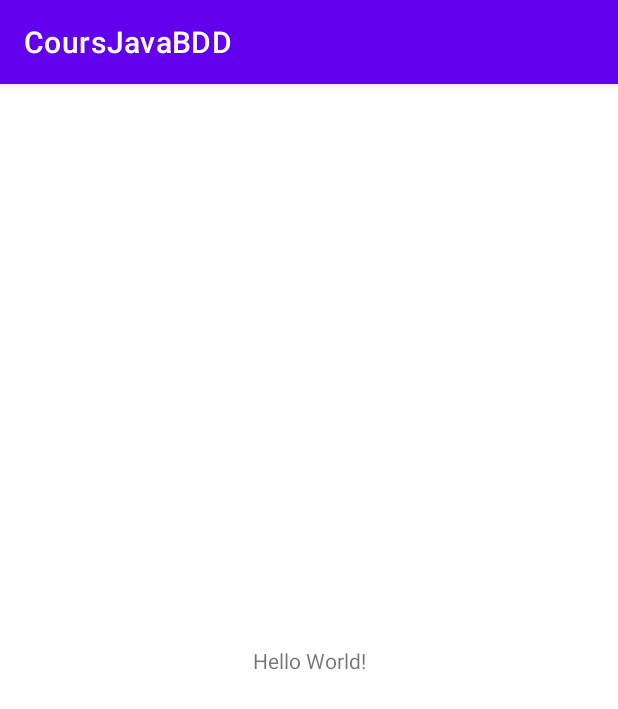
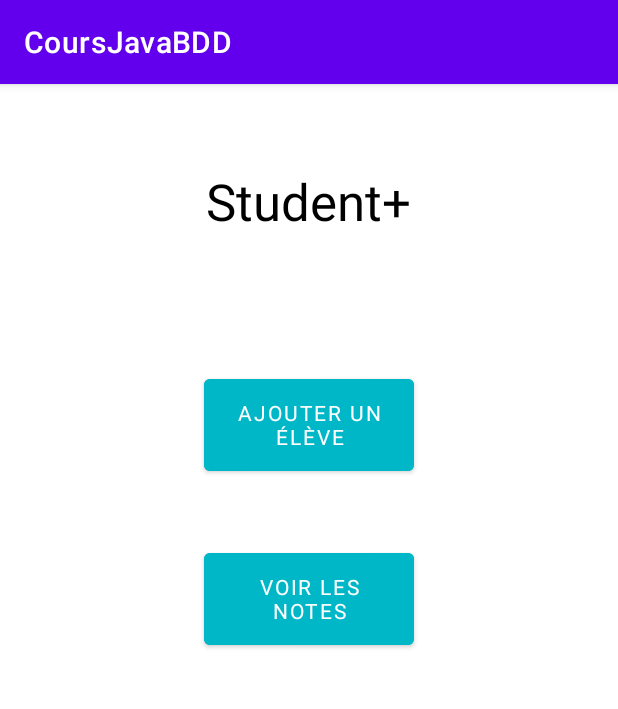
Before and after one commit to Wexop/CoursJavaBDD, an Android app: the screen it shows after launch (MainActivity), on a phone screen of 412 x 824 dp. Shown: the top 709 px of the screen. Run offline under Robolectric (Android 15) with nearby library versions, the phone set to English and light mode, and no system bars.

Commit message:
create Two activity empty + button to navigate to them

```diff
--- a/app/src/main/AndroidManifest.xml
+++ b/app/src/main/AndroidManifest.xml
@@ -14,6 +14,12 @@
         android:theme="@style/Theme.CoursJavaBDD"
         tools:targetApi="31">
         <activity
+            android:name=".getResultActivity"
+            android:exported="false" />
+        <activity
+            android:name=".AddStudentActivity"
+            android:exported="false" />
+        <activity
             android:name=".MainActivity"
             android:exported="true">
             <intent-filter>
--- a/app/src/main/java/com/example/coursjavabdd/MainActivity.java
+++ b/app/src/main/java/com/example/coursjavabdd/MainActivity.java
@@ -2,13 +2,40 @@ package com.example.coursjavabdd;
 
 import androidx.appcompat.app.AppCompatActivity;
 
+import android.content.Intent;
 import android.os.Bundle;
+import android.view.View;
+import android.widget.Button;
 
 public class MainActivity extends AppCompatActivity {
+
+    private Button buttonAddStudent;
+    private Button buttonSeeResult;
 
     @Override
     protected void onCreate(Bundle savedInstanceState) {
         super.onCreate(savedInstanceState);
         setContentView(R.layout.activity_main);
+
+        buttonAddStudent = (Button) findViewById(R.id.button_add_student);
+        buttonSeeResult = (Button) findViewById(R.id.button_see_result);
+
+        buttonAddStudent.setOnClickListener(new View.OnClickListener() {
+            @Override
+            public void onClick(View view) {
+                Intent addStudentActivity = new Intent(MainActivity.this, AddStudentActivity.class);
+                startActivity(addStudentActivity);
+            }
+        });
+
+        buttonSeeResult.setOnClickListener(new View.OnClickListener() {
+            @Override
+            public void onClick(View view) {
+                Intent seeResultActivity = new Intent(MainActivity.this, getResultActivity.class);
+                startActivity(seeResultActivity);
+            }
+        });
+
+
     }
 }
--- a/app/src/main/res/layout/activity_main.xml
+++ b/app/src/main/res/layout/activity_main.xml
@@ -9,10 +9,38 @@
     <TextView
         android:layout_width="wrap_content"
         android:layout_height="wrap_content"
-        android:text="Hello World!"
+        android:text="Student+"
+        android:textColor="#000000"
+        android:textSize="34sp"
         app:layout_constraintBottom_toBottomOf="parent"
         app:layout_constraintEnd_toEndOf="parent"
+        app:layout_constraintHorizontal_bias="0.498"
         app:layout_constraintStart_toStartOf="parent"
-        app:layout_constraintTop_toTopOf="parent" />
+        app:layout_constraintTop_toTopOf="parent"
+        app:layout_constraintVertical_bias="0.077" />
+
+    <Button
+        android:id="@+id/button_add_student"
+        android:layout_width="140dp"
+        android:layout_height="73dp"
+        android:layout_marginStart="136dp"
+        android:layout_marginBottom="504dp"
+        android:backgroundTint="#00B7C8"
+        android:fontFamily="sans-serif"
+        android:text="Ajouter un élève"
+        app:layout_constraintBottom_toBottomOf="parent"
+        app:layout_constraintStart_toStartOf="parent" />
+
+    <Button
+        android:id="@+id/button_see_result"
+        android:layout_width="140dp"
+        android:layout_height="73dp"
+        android:layout_marginStart="136dp"
+        android:layout_marginBottom="388dp"
+        android:backgroundTint="#00B7C8"
+        android:fontFamily="sans-serif"
+        android:text="Voir les notes"
+        app:layout_constraintBottom_toBottomOf="parent"
+        app:layout_constraintStart_toStartOf="parent" />
 
 </androidx.constraintlayout.widget.ConstraintLayout>
```
Also changed, not shown: app/src/main/java/com/example/coursjavabdd/AddStudentActivity.java (added, +14 -0 lines), app/src/main/java/com/example/coursjavabdd/getResultActivity.java (added, +14 -0 lines), app/src/main/res/layout/activity_add_student.xml (added, +9 -0 lines), app/src/main/res/layout/activity_get_result.xml (added, +9 -0 lines).
